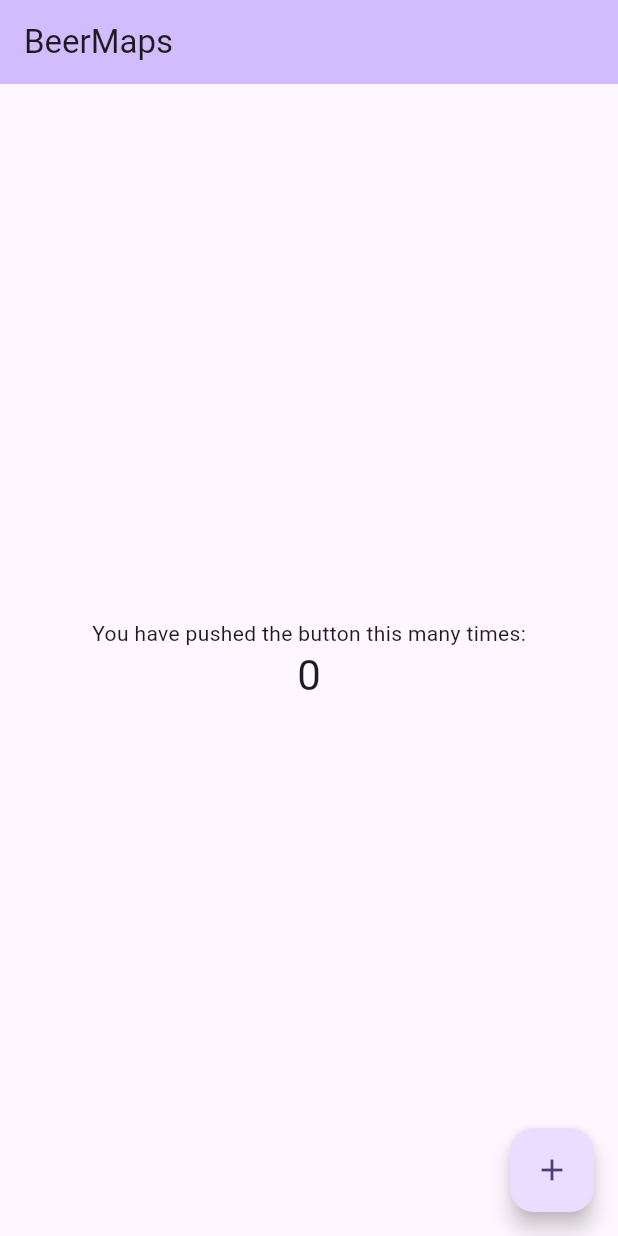
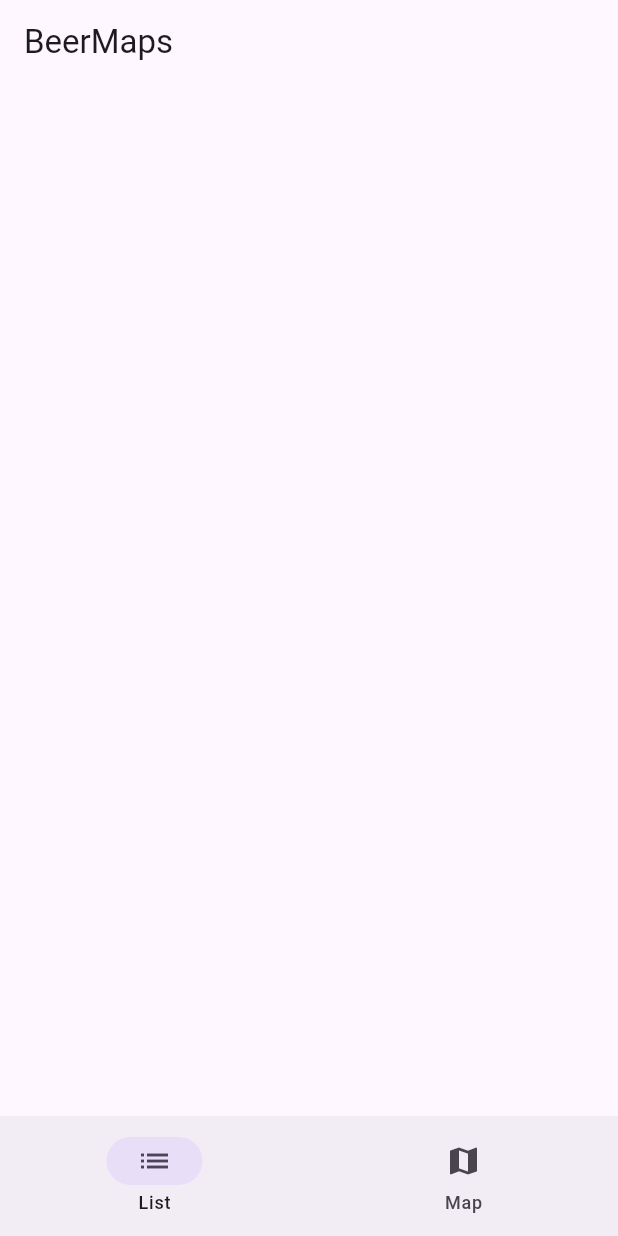
Before and after one commit to halvornj/BeerMaps, a Flutter app: the screen it shows after launch, on a phone screen of 412 x 824 dp. Run offline on Flutter 3.47's test engine with Material 3 defaults, Android fonts, the phone set to English and light mode, and no system bars.

Commit message:
Begun navbar

```diff
--- a/beer_maps/lib/main.dart
+++ b/beer_maps/lib/main.dart
@@ -1,4 +1,5 @@
 import 'package:flutter/material.dart';
+import '../ui/components/navbar.dart';
 
 void main() {
   runApp(const MyApp());
@@ -32,6 +33,7 @@ class MyApp extends StatelessWidget {
         useMaterial3: true,
       ),
       home: const MyHomePage(title: 'BeerMaps'),
+      //home: Navbar(),
     );
   }
 }
@@ -55,71 +57,13 @@ class MyHomePage extends StatefulWidget {
 }
 
 class _MyHomePageState extends State<MyHomePage> {
-  int _counter = 0;
-
-  void _incrementCounter() {
-    setState(() {
-      // This call to setState tells the Flutter framework that something has
-      // changed in this State, which causes it to rerun the build method below
-      // so that the display can reflect the updated values. If we changed
-      // _counter without calling setState(), then the build method would not be
-      // called again, and so nothing would appear to happen.
-      _counter++;
-    });
-  }
-
   @override
   Widget build(BuildContext context) {
-    // This method is rerun every time setState is called, for instance as done
-    // by the _incrementCounter method above.
-    //
-    // The Flutter framework has been optimized to make rerunning build methods
-    // fast, so that you can just rebuild anything that needs updating rather
-    // than having to individually change instances of widgets.
     return Scaffold(
       appBar: AppBar(
-        // TRY THIS: Try changing the color here to a specific color (to
-        // Colors.amber, perhaps?) and trigger a hot reload to see the AppBar
-        // change color while the other colors stay the same.
-        backgroundColor: Theme.of(context).colorScheme.inversePrimary,
-        // Here we take the value from the MyHomePage object that was created by
-        // the App.build method, and use it to set our appbar title.
         title: Text(widget.title),
       ),
-      body: Center(
-        // Center is a layout widget. It takes a single child and positions it
-        // in the middle of the parent.
-        child: Column(
-          // Column is also a layout widget. It takes a list of children and
-          // arranges them vertically. By default, it sizes itself to fit its
-          // children horizontally, and tries to be as tall as its parent.
-          //
-          // Column has various properties to control how it sizes itself and
-          // how it positions its children. Here we use mainAxisAlignment to
-          // center the children vertically; the main axis here is the vertical
-          // axis because Columns are vertical (the cross axis would be
-          // horizontal).
-          //
-          // TRY THIS: Invoke "debug painting" (choose the "Toggle Debug Paint"
-          // action in the IDE, or press "p" in the console), to see the
-          // wireframe for each widget.
-          mainAxisAlignment: MainAxisAlignment.center,
-          children: <Widget>[
-            const Text(
-              'You have pushed the button this many times:',
-            ),
-            Text(
-              '$_counter',
-              style: Theme.of(context).textTheme.headlineMedium,
-            ),
-          ],
-        ),
-      ),
-      floatingActionButton: FloatingActionButton(
-        onPressed: _incrementCounter,
-        tooltip: 'Increment',
-        child: const Icon(Icons.add),
-      ), // This trailing comma makes auto-formatting nicer for build methods.
+      body: Navbar(),  // Use the Navbar component here
     );
   }
 }
--- a/beer_maps/lib/ui/components/navbar.dart
+++ b/beer_maps/lib/ui/components/navbar.dart
@@ -0,0 +1,35 @@
+import 'package:flutter/material.dart';
+
+class Navbar extends StatefulWidget {
+  @override
+  _NavbarState createState() => _NavbarState();
+}
+
+class _NavbarState extends State<Navbar> {
+
+  int currentPageIndex = 0;
+
+  @override
+  Widget build(BuildContext context) {
+    return Scaffold(
+      bottomNavigationBar: NavigationBar(
+        selectedIndex: currentPageIndex,
+        onDestinationSelected: (int index) {
+          setState(() {
+            currentPageIndex = index;
+          });
+        },
+        destinations: const <Widget>[
+          NavigationDestination(
+            icon: Icon(Icons.list),
+            label: 'List',
+          ),
+          NavigationDestination(
+            icon: Icon(Icons.map),
+            label: 'Map',
+          ),
+        ],
+      ),
+    );
+  }
+}
```
